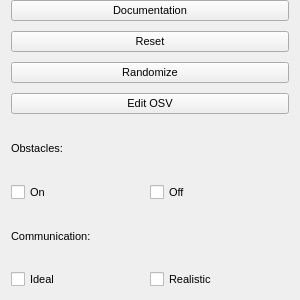
This is settingswidget.ui in umdenes100/VisionSystemSim as Qt 5 draws it before an edit. The edited form follows.
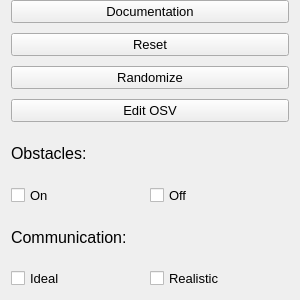
This is the edited form.

```diff
--- a/settingswidget.ui
+++ b/settingswidget.ui
@@ -47,7 +47,7 @@
       <widget class="QPushButton" name="documentationButton">
        <property name="font">
         <font>
-         <pointsize>8</pointsize>
+         <pointsize>10</pointsize>
         </font>
        </property>
        <property name="toolTip">
@@ -65,7 +65,7 @@
       <widget class="QPushButton" name="ResetButton">
        <property name="font">
         <font>
-         <pointsize>8</pointsize>
+         <pointsize>10</pointsize>
         </font>
        </property>
        <property name="toolTip">
@@ -83,7 +83,7 @@
       <widget class="QPushButton" name="RandomizeButton">
        <property name="font">
         <font>
-         <pointsize>8</pointsize>
+         <pointsize>10</pointsize>
         </font>
        </property>
        <property name="toolTip">
@@ -101,7 +101,7 @@
       <widget class="QPushButton" name="OSVButton">
        <property name="font">
         <font>
-         <pointsize>8</pointsize>
+         <pointsize>10</pointsize>
         </font>
        </property>
        <property name="toolTip">
@@ -121,7 +121,7 @@
     <widget class="QLabel" name="obstaclesLabel">
      <property name="font">
       <font>
-       <pointsize>8</pointsize>
+       <pointsize>12</pointsize>
       </font>
      </property>
      <property name="text">
@@ -138,7 +138,7 @@
       <widget class="QCheckBox" name="obstaclesOn">
        <property name="font">
         <font>
-         <pointsize>8</pointsize>
+         <pointsize>10</pointsize>
         </font>
        </property>
        <property name="text">
@@ -150,7 +150,7 @@
       <widget class="QCheckBox" name="obstaclesOff">
        <property name="font">
         <font>
-         <pointsize>8</pointsize>
+         <pointsize>10</pointsize>
         </font>
        </property>
        <property name="text">
@@ -164,7 +164,7 @@
     <widget class="QLabel" name="commLabel">
      <property name="font">
       <font>
-       <pointsize>8</pointsize>
+       <pointsize>12</pointsize>
       </font>
      </property>
      <property name="text">
@@ -181,7 +181,7 @@
       <widget class="QCheckBox" name="commIdeal">
        <property name="font">
         <font>
-         <pointsize>8</pointsize>
+         <pointsize>10</pointsize>
         </font>
        </property>
        <property name="text">
@@ -193,7 +193,7 @@
       <widget class="QCheckBox" name="commRealistic">
        <property name="font">
         <font>
-         <pointsize>8</pointsize>
+         <pointsize>10</pointsize>
         </font>
        </property>
        <property name="text">
```
